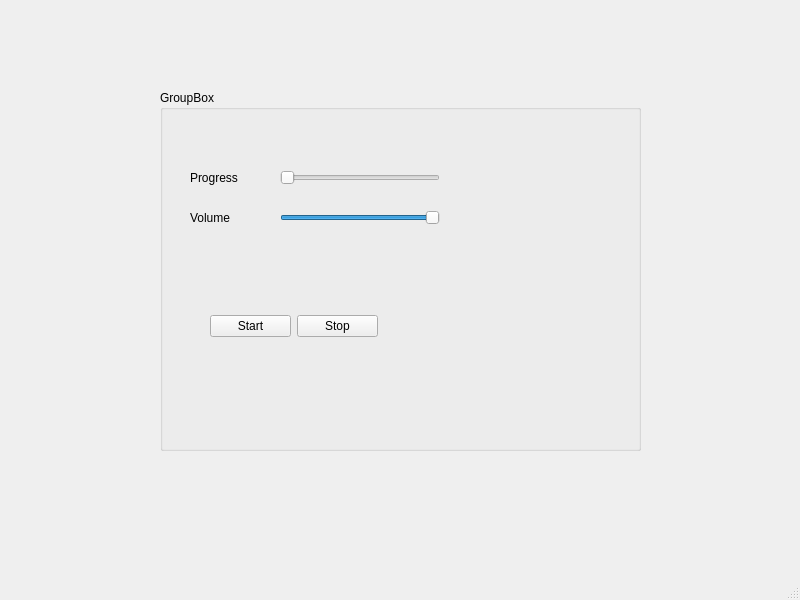
Qt form player_window.ui (hjnowakowski/music-player) before a commit.
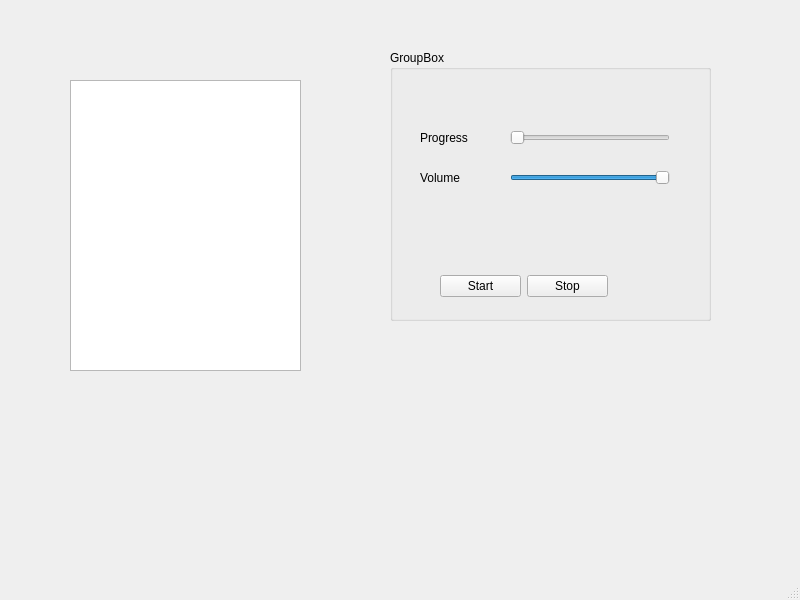
The same form after that commit.

What changed in the file:
```diff
--- a/player_window.ui
+++ b/player_window.ui
@@ -17,10 +17,10 @@
    <widget class="QGroupBox" name="groupBox">
     <property name="geometry">
      <rect>
-      <x>160</x>
-      <y>90</y>
-      <width>481</width>
-      <height>361</height>
+      <x>390</x>
+      <y>50</y>
+      <width>321</width>
+      <height>271</height>
      </rect>
     </property>
     <property name="title">
@@ -81,7 +81,7 @@
       <string>Volume</string>
      </property>
     </widget>
-    <widget class="QWidget" name="">
+    <widget class="QWidget" name="layoutWidget">
      <property name="geometry">
       <rect>
        <x>50</x>
@@ -108,6 +108,16 @@
      </layout>
     </widget>
    </widget>
+   <widget class="QListView" name="listView">
+    <property name="geometry">
+     <rect>
+      <x>70</x>
+      <y>80</y>
+      <width>231</width>
+      <height>291</height>
+     </rect>
+    </property>
+   </widget>
   </widget>
   <widget class="QMenuBar" name="menubar">
    <property name="geometry">
```
